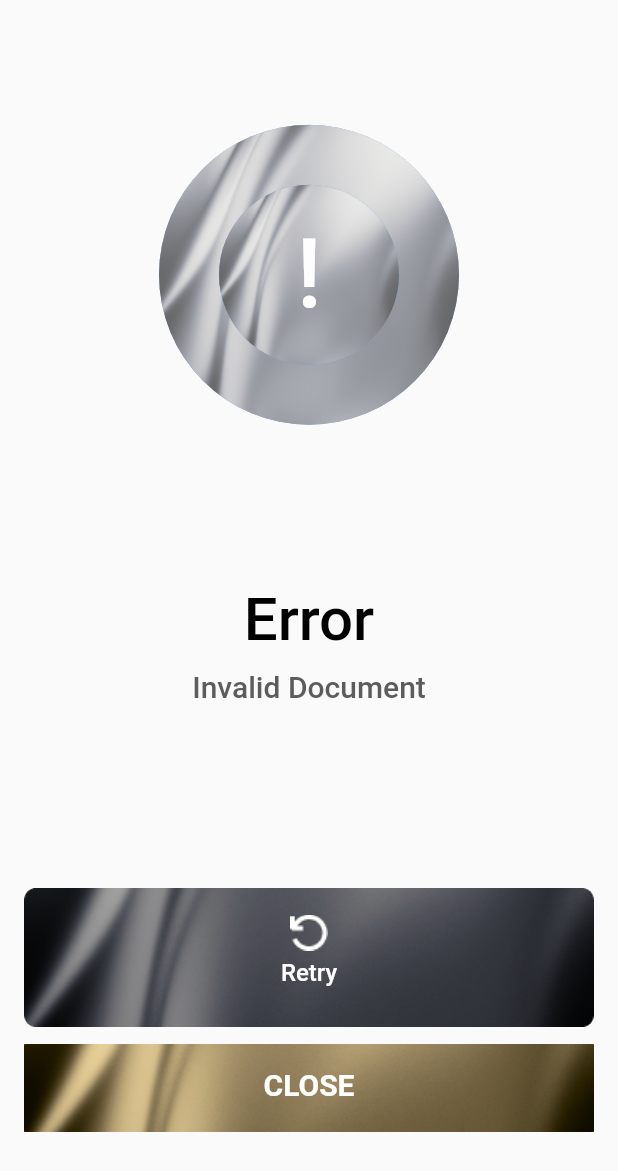
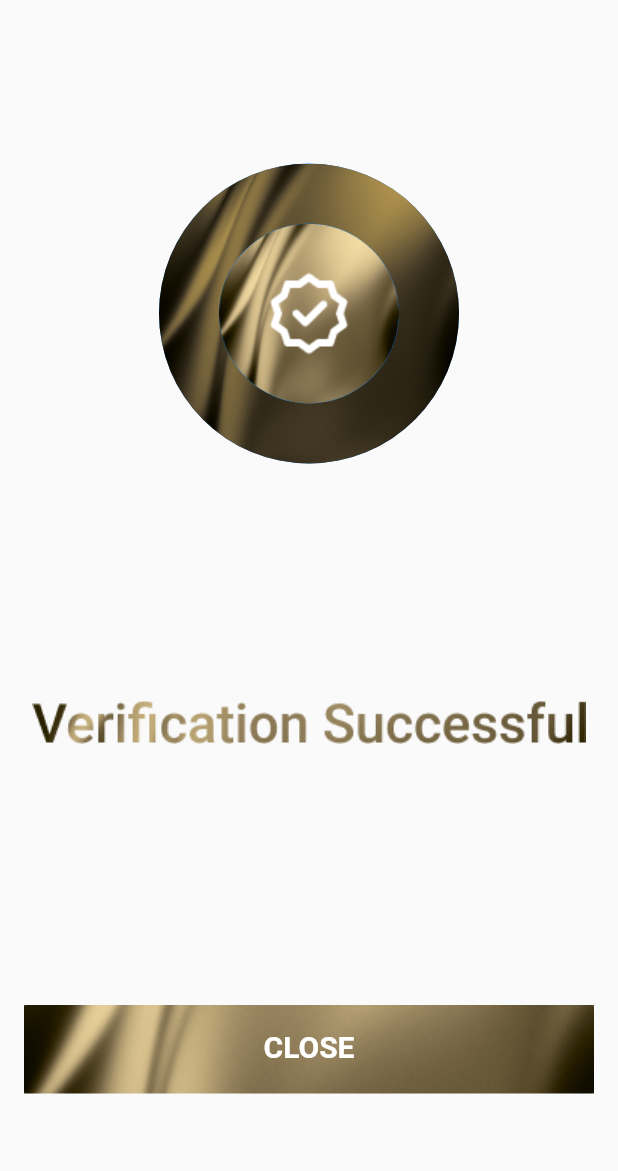
Before and after one commit to KhushiGoyal08/Design_flutter1, a Flutter app: the screen it shows after launch, on a phone screen of 412 x 824 dp. Shown: the top 1171 px of the screen. Run offline on Flutter 3.47's test engine with Material 2 defaults, Android fonts, the phone set to English and light mode, and no system bars; our stand-ins replace flutter_svg; Roboto replaces fonts that are missing (Poppins).

Commit message:
verification_screen

```diff
--- a/lib/main.dart
+++ b/lib/main.dart
@@ -1,5 +1,6 @@
 
 import 'package:design_flutter/pages/error.dart';
+import 'package:design_flutter/pages/verification.dart';
 // import 'package:design_flutter/pages/file_upload.dart';
 // import 'package:design_flutter/pages/refer_page.dart';
 import 'package:flutter/material.dart';
@@ -16,7 +17,7 @@ class MyApp extends StatelessWidget {
   Widget build(BuildContext context) {
    return  const  MaterialApp(
     debugShowCheckedModeBanner: false,
-    home: MyError()
+    home: Verification(),
    );
   }
 }
--- a/lib/pages/verification.dart
+++ b/lib/pages/verification.dart
@@ -0,0 +1,76 @@
+import 'package:flutter/material.dart';
+
+class Verification extends StatelessWidget {
+  const Verification({super.key});
+
+  @override
+  Widget build(BuildContext context) {
+    return Scaffold(
+      body: Column(
+        mainAxisAlignment: MainAxisAlignment.spaceAround,
+        children: [
+        const    Padding(
+            padding:  EdgeInsets.only(
+              top: 30
+              ),
+            child: CircleAvatar(
+              backgroundImage: AssetImage("images/img.png"),
+              radius: 100,
+              child: CircleAvatar(
+                backgroundImage: AssetImage("images/Ellipse 12.png"),
+                radius: 60,
+                child: Image(
+                  image: AssetImage("images/icon_succedd.png",
+                  ))
+              ),
+            ),
+          ),
+    const   Image(
+      image: AssetImage("images/verify.png"),
+      ),
+          Padding(
+            padding: const EdgeInsets.all(16),
+            child: Column(
+              children: [
+                 Stack(
+                  children: [
+                    Container(
+                      height: 59,
+                      decoration: ShapeDecoration(
+                        image: const DecorationImage(
+                          image: AssetImage("images/Rectangle 41.png"),
+                          fit: BoxFit.fill,
+                        ),
+                        shape: RoundedRectangleBorder(
+                            borderRadius: BorderRadius.circular(0)),
+                      ),
+                      ),
+                   const Padding(
+                      padding:  EdgeInsets.symmetric(
+                        vertical: 16,
+
+                      ),
+                      child: Center(
+                        child: Text(
+                          'CLOSE',
+
+                          style: TextStyle(
+                            color: Colors.white,
+                            fontSize: 20,
+                            fontFamily: 'Roboto',
+                            fontWeight: FontWeight.w600,
+                            height: 0,
+                          ),
+                        ),
+                      ),
+                    ),
+              ],
+            ),
+              ]
+          )
+      ),
+        ]
+      )
+    );
+  }
+}
```
Also changed, not shown: lib/pages/refer_page.dart (+1 -33 lines), images/Ellipse 12.png (added), images/icon_succedd.png (added), images/verify.png (added).
